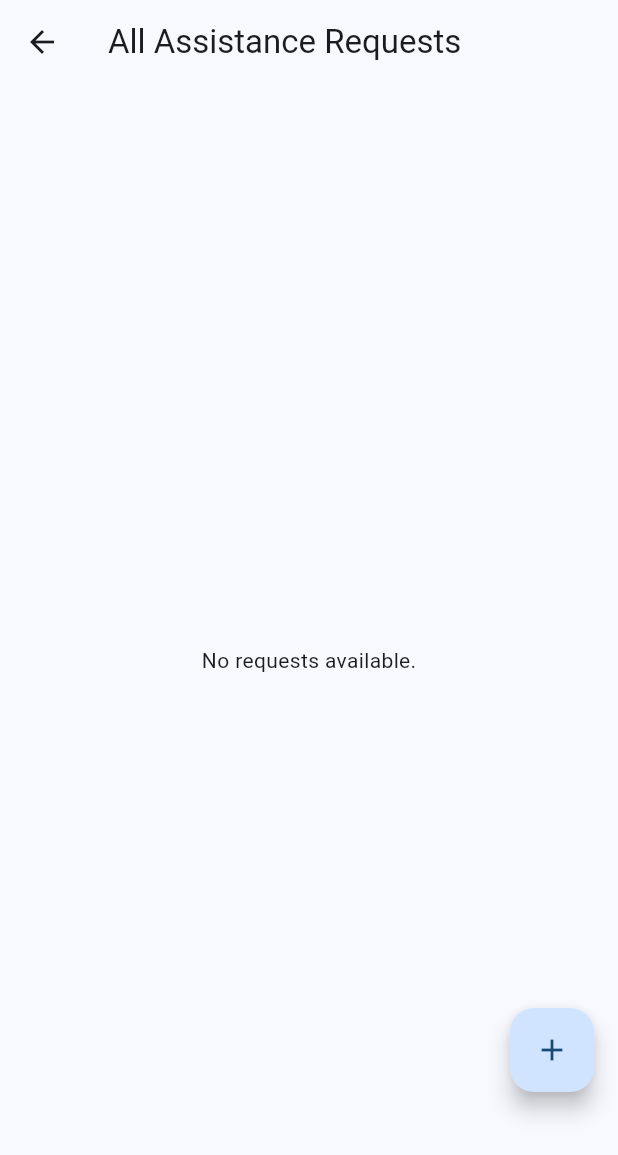
After one commit to AndreFerreira5/pitfix, a Flutter app: the UserRequests screen opened directly, on a phone screen of 412 x 824 dp. The commit adds this screen. Shown: the top 1155 px of the screen. Run offline on Flutter 3.47's test engine with Material 3 defaults, Android fonts, the phone set to English and light mode, and no system bars; our stand-ins replace flutter_secure_storage, get, iconsax; missing offline and left inert: paseto; accounts and stored records are empty; network calls fail.

Commit message:
admin|client request page and add_request created

```diff
--- a/frontend/lib/src/bindings/repository_binding.dart
+++ b/frontend/lib/src/bindings/repository_binding.dart
@@ -1,4 +1,5 @@
 import 'package:get/get.dart';
+import 'package:pitfix_frontend/src/repository/assistance_request_repository.dart';
 import '../utils/api_client.dart';
 import '../repository/workshop_repository.dart';
 import '../repository/user_repository.dart';
@@ -8,12 +9,13 @@ class RepositoryBinding extends Bindings {
   @override
   void dependencies() {
     // change the url to localhost:8000 when in development
-    //final apiClient = ApiClient(baseUrl: "https://pitfix.onrender.com");
-    final apiClient = ApiClient(baseUrl: "http://localhost:8000");
+    final apiClient = ApiClient(baseUrl: "https://pitfix.onrender.com");
+    //final apiClient = ApiClient(baseUrl: "http://localhost:8000");
 
     // initialize and inject repositories
     Get.put<WorkshopRepository>(WorkshopRepository(apiClient: apiClient));
     Get.put<UserRepository>(UserRepository(apiClient: apiClient));
     Get.put<AuthRepository>(AuthRepository(apiClient: apiClient));
+    Get.put<AssistanceRequestRepository>(AssistanceRequestRepository(apiClient: apiClient));
   }
 }
--- a/frontend/lib/src/ui/navigation_menu.dart
+++ b/frontend/lib/src/ui/navigation_menu.dart
@@ -1,6 +1,7 @@
 import 'package:flutter/material.dart';
 import 'package:iconsax/iconsax.dart';
 import 'package:get/get.dart';
+import 'package:pitfix_frontend/src/ui/admin_requests.dart';
 import 'package:pitfix_frontend/src/ui/profile.dart';
 import 'package:pitfix_frontend/src/ui/settings.dart';
 import 'workshops.dart';
@@ -39,7 +40,7 @@ class _NavigationMenuState extends State<NavigationMenu> {
       case 'admin':
         return [
           Workshops(userRole: role),
-          const Center(child: Text('Requests Page')),
+          const AdminRequests(),
           const ProfilePage(),
           SettingsPage(role: role),
         ];
--- /dev/null
+++ b/frontend/lib/src/ui/user_requests.dart
@@ -0,0 +1,113 @@
+import 'package:flutter/material.dart';
+import 'package:get/get.dart';
+import 'package:pitfix_frontend/src/ui/add_request.dart'; // Assuming you have this page
+import '../models/assistance_request.dart';
+import '../repository/assistance_request_repository.dart'; // Assuming this repository exists
+
+class UserRequests extends StatefulWidget {
+  const UserRequests({super.key});
+
+  @override
+  _UserRequestsState createState() => _UserRequestsState();
+}
+
+class _UserRequestsState extends State<UserRequests> {
+  late AssistanceRequestRepository _assistanceRequestRepository;
+  late Future<List<AssistanceRequest>> _assistanceRequestsFuture;
+  bool isAdmin = false;
+  String role ="";
+
+  @override
+  void initState() { // TODO Get the right requests of the user
+    super.initState();
+    _assistanceRequestRepository = Get.find<AssistanceRequestRepository>();
+    _assistanceRequestsFuture = _assistanceRequestRepository.getAllAssistanceRequests();
+  }
+
+  @override
+  Widget build(BuildContext context) {
+    return Scaffold(
+      appBar: AppBar(
+        title: const Text("All Assistance Requests"),
+      ),
+      body: FutureBuilder<List<AssistanceRequest>>(
+        future: _assistanceRequestsFuture,
+        builder: (context, snapshot) {
+          if (snapshot.connectionState == ConnectionState.waiting) {
+            return const Center(child: CircularProgressIndicator());
+          } else if (snapshot.hasError) {
+            return const Center(child: Text('No requests available.'));
+          } else if (!snapshot.hasData || snapshot.data!.isEmpty) {
+            return const Center(child: Text('No requests available.'));
+          }
+
+          final requests = snapshot.data!;
+
+          return ListView.builder(
+            itemCount: requests.length,
+            padding: const EdgeInsets.all(16),
+            itemBuilder: (context, index) {
+              final request = requests[index];
+              return RequestCard(request: request);
+            },
+          );
+        },
+      ),
+      floatingActionButton: Padding(
+        padding: const EdgeInsets.only(bottom: 80.0),
+        child: FloatingActionButton(
+          onPressed: () {
+            Navigator.push(
+              context,
+              MaterialPageRoute(builder: (context) => const AddRequestPage()),
+            );
+          },
+          tooltip: "Add Request",
+          child: const Icon(Icons.add),
+        ),
+      ), // Show FAB only if user is admin
+    );
+  }
+}
+
+// Card widget to display individual requests
+class RequestCard extends StatelessWidget {
+  final AssistanceRequest request;
+
+  const RequestCard({required this.request, super.key});
+
+  @override
+  Widget build(BuildContext context) {
+    String status = request.isCompleted == null
+        ? 'Unknown'
+        : (request.isCompleted! ? 'Completed' : 'Waiting');
+
+    return Card(
+      margin: const EdgeInsets.symmetric(vertical: 8),
+      child: ListTile(
+        title: Text(request.title),
+        subtitle: Text("Status: $status\nWorkshop: ${request.workshopId}"),
+        trailing: Row(
+          mainAxisSize: MainAxisSize.min,
+          children: [
+            IconButton(
+              icon: const Icon(Icons.edit),
+              onPressed: () {
+                // Add code to navigate to edit request page if necessary
+              },
+            ),
+            IconButton(
+              icon: const Icon(Icons.delete),
+              onPressed: () {
+                // Add code to delete the request if needed
+              },
+            ),
+          ],
+        ),
+        onTap: () {
+          // Add navigation to Request details page if needed
+        },
+      ),
+    );
+  }
+}
```
Also changed, not shown: frontend/lib/src/repository/assistance_request_repository.dart (+8 -7 lines), frontend/lib/src/ui/add_request.dart (added, +207 -0 lines), frontend/lib/src/ui/admin_requests.dart (added, +119 -0 lines).
